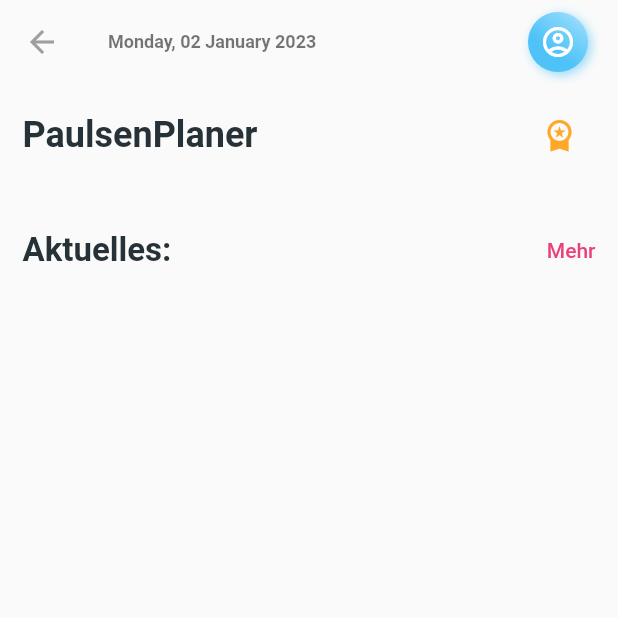
After one commit to AlexInABox/paulsen-checker, a Flutter app: the screen it shows after launch, after a tap on "Vertretungsplan", on a phone screen of 412 x 824 dp, the top half of it. The commit adds this screen. Run offline on Flutter 3.47's test engine with Material 2 defaults, Android fonts, the phone set to English and light mode, and no system bars; our stand-ins replace flutter_svg, sizer.

Commit message:
new pages

```diff
--- a/lib/core/routes/routes.dart
+++ b/lib/core/routes/routes.dart
@@ -2,11 +2,19 @@ import 'package:flutter/material.dart';
 import 'package:task_management/pages/home.dart';
 import 'package:task_management/pages/onboarding.dart';
 import 'package:task_management/pages/today_task.dart';
+import 'package:task_management/pages/substitution.dart';
+import 'package:task_management/pages/mensa.dart';
+import 'package:task_management/pages/homework.dart';
+import 'package:task_management/pages/exams.dart';
 
 class Routes {
   static const onBoarding = "/";
   static const home = "/home";
   static const todaysTask = "/task/todays";
+  static const substitution = "/substitution";
+  static const mensa = "/mensa";
+  static const homework = "/homework";
+  static const exams = "/exams";
 }
 
 class RouterGenerator {
@@ -24,6 +32,22 @@ class RouterGenerator {
         return MaterialPageRoute(
           builder: ((context) => const TodaysTaskScreen()),
         );
+      case Routes.substitution:
+        return MaterialPageRoute(
+          builder: ((context) => const SubstitutionScreen()),
+        );
+      case Routes.mensa:
+        return MaterialPageRoute(
+          builder: ((context) => const MensaScreen()),
+        );
+      case Routes.homework:
+        return MaterialPageRoute(
+          builder: ((context) => const HomeworkScreen()),
+        );
+      case Routes.exams:
+        return MaterialPageRoute(
+          builder: ((context) => const ExamsScreen()),
+        );
       default:
         return MaterialPageRoute(
           builder: ((context) => const HomeScreen()),
--- a/lib/pages/home.dart
+++ b/lib/pages/home.dart
@@ -8,6 +8,26 @@ import 'package:task_management/widgets/task_group.dart';
 import 'package:intl/intl.dart'; //for time
 
 bool premium = false;
+
+openHome(context) {
+  Navigator.pushNamed(context, Routes.home);
+}
+
+openSubstitution(context) {
+  Navigator.pushNamed(context, Routes.substitution);
+}
+
+openMensaPage(context) {
+  Navigator.pushNamed(context, Routes.mensa);
+}
+
+openExams(context) {
+  Navigator.pushNamed(context, Routes.exams);
+}
+
+openHomework(context) {
+  Navigator.pushNamed(context, Routes.homework);
+}
 
 getDate() {
   var now = DateTime.now();
@@ -69,6 +89,8 @@ class _HomeScreenState extends State<HomeScreen> {
         actions: [
           Padding(
             padding: const EdgeInsets.symmetric(horizontal: 20),
+            child: Hero(
+              tag: "profile",
               child: CircleGradientIcon(
                 onTap: () {
                   Navigator.pushNamed(context, Routes.todaysTask);
@@ -78,15 +100,16 @@ class _HomeScreenState extends State<HomeScreen> {
                 iconSize: 24,
                 size: 40,
               ),
+            ),
           )
         ],
       ),
       extendBody: true,
-      body: _buildBody(),
+      body: _buildBody(context),
     );
   }
 
-  Stack _buildBody() {
+  Stack _buildBody(context) {
     return Stack(
       children: [
         SingleChildScrollView(
@@ -105,7 +128,7 @@ class _HomeScreenState extends State<HomeScreen> {
                 const SizedBox(
                   height: 15,
                 ),
-                buildGrid(),
+                buildGrid(context),
                 const SizedBox(
                   height: 25,
                 ),
@@ -182,16 +205,19 @@ class _HomeScreenState extends State<HomeScreen> {
     );
   }
 
-  StaggeredGrid buildGrid() {
+  StaggeredGrid buildGrid(context) {
     return StaggeredGrid.count(
       crossAxisCount: 2,
       mainAxisSpacing: 15,
       crossAxisSpacing: 15,
-      children: const [
+      children: [
         StaggeredGridTile.count(
           crossAxisCellCount: 1,
           mainAxisCellCount: 1,
           child: TaskGroupContainer(
+            onTap: () {
+              Navigator.pushNamed(context, Routes.substitution);
+            },
             color: Colors.indigo,
             icon: Icons.free_cancellation_rounded,
             taskCount: 0,
--- /dev/null
+++ b/lib/pages/substitution.dart
@@ -0,0 +1,145 @@
+import 'package:flutter/material.dart';
+import 'package:flutter_staggered_grid_view/flutter_staggered_grid_view.dart';
+import 'package:sizer/sizer.dart';
+import 'package:task_management/core/res/color.dart';
+import 'package:task_management/core/routes/routes.dart';
+import 'package:task_management/widgets/circle_gradient_icon.dart';
+import 'package:task_management/widgets/task_group.dart';
+import 'package:intl/intl.dart'; //for time
+//import main.dart for the global variables
+import 'package:task_management/main.dart';
+import 'package:task_management/pages/home.dart';
+
+class SubstitutionScreen extends StatefulWidget {
+  const SubstitutionScreen({Key? key}) : super(key: key);
+  @override
+  State<SubstitutionScreen> createState() => _SubstitutionScreenState();
+}
+
+class _SubstitutionScreenState extends State<SubstitutionScreen> {
+  @override
+  Widget build(BuildContext context) {
+    return Scaffold(
+      appBar: AppBar(
+        title: Text(
+          getDate(),
+          style: Theme.of(context)
+              .textTheme
+              .bodySmall!
+              .copyWith(fontWeight: FontWeight.bold),
+        ),
+        elevation: 0,
+        actions: [
+          Padding(
+            padding: const EdgeInsets.symmetric(horizontal: 20),
+            child: Hero(
+              tag: "profile",
+              child: CircleGradientIcon(
+                onTap: () {
+                  Navigator.pushNamed(context, Routes.todaysTask);
+                },
+                icon: Icons.account_circle_outlined,
+                color: Colors.lightBlue,
+                iconSize: 24,
+                size: 40,
+              ),
+            ),
+          ),
+        ],
+      ),
+      extendBody: true,
+      body: _buildBody(),
+    );
+  }
+}
+
+Stack _buildBody() {
+  return Stack(
+    children: [
+      SingleChildScrollView(
+        child: Container(
+          margin: const EdgeInsets.symmetric(
+            horizontal: 15,
+            vertical: 10,
+          ),
+          child: Column(
+            crossAxisAlignment: CrossAxisAlignment.start,
+            children: [
+              const SizedBox(
+                height: 0,
+              ),
+              _taskHeader(),
+              const SizedBox(
+                height: 15,
+              ),
+              const SizedBox(
+                height: 25,
+              ),
+              _onGoingHeader(),
+              const SizedBox(
+                height: 10,
+              ),
+              const SizedBox(
+                height: 40,
+              ),
+            ],
+          ),
+        ),
+      ),
+    ],
+  );
+}
+
+Row _onGoingHeader() {
+  return Row(
+    mainAxisAlignment: MainAxisAlignment.center,
+    crossAxisAlignment: CrossAxisAlignment.center,
+    children: [
+      Text(
+        "Aktuelles: ",
+        style: TextStyle(
+          color: Colors.blueGrey[900],
+          fontWeight: FontWeight.w700,
+          fontSize: 22,
+        ),
+      ),
+      const Spacer(),
+      InkWell(
+        onTap: () {},
+        child: Text(
+          "Mehr",
+          style: TextStyle(
+            color: AppColors.primaryColor,
+            fontWeight: FontWeight.w500,
+          ),
+        ),
+      )
+    ],
+  );
+}
+
+Row _taskHeader() {
+  return Row(
+    mainAxisAlignment: MainAxisAlignment.spaceBetween,
+    children: [
+      SelectableText(
+        "PaulsenPlaner",
+        style: TextStyle(
+          color: Colors.blueGrey[900],
+          fontWeight: FontWeight.w700,
+          fontSize: 24,
+        ),
+        toolbarOptions: const ToolbarOptions(
+          copy: true,
+          selectAll: true,
+        ),
+      ),
+      IconButton(
+          onPressed: () {},
+          icon: Icon(
+            Icons.workspace_premium,
+            color: Colors.orange[400],
+          ))
+    ],
+  );
+}
--- a/lib/widgets/circle_gradient_icon.dart
+++ b/lib/widgets/circle_gradient_icon.dart
@@ -17,7 +17,8 @@ class CircleGradientIcon extends StatelessWidget {
 
   @override
   Widget build(BuildContext context) {
-    return InkWell(
+    return Material(
+      child: InkWell(
         onTap: onTap,
         child: Container(
           width: size ?? 70,
@@ -38,6 +39,7 @@ class CircleGradientIcon extends StatelessWidget {
             size: iconSize ?? 32,
           ),
         ),
+      ),
     );
   }
 }
```
Also changed, not shown: lib/pages/exams.dart (added, +47 -0 lines), lib/pages/homework.dart (added, +47 -0 lines), lib/pages/mensa.dart (added, +47 -0 lines), lib/widgets/task_group.dart (+6 -1 lines). Lines whose indentation alone changed are shown as unchanged.
